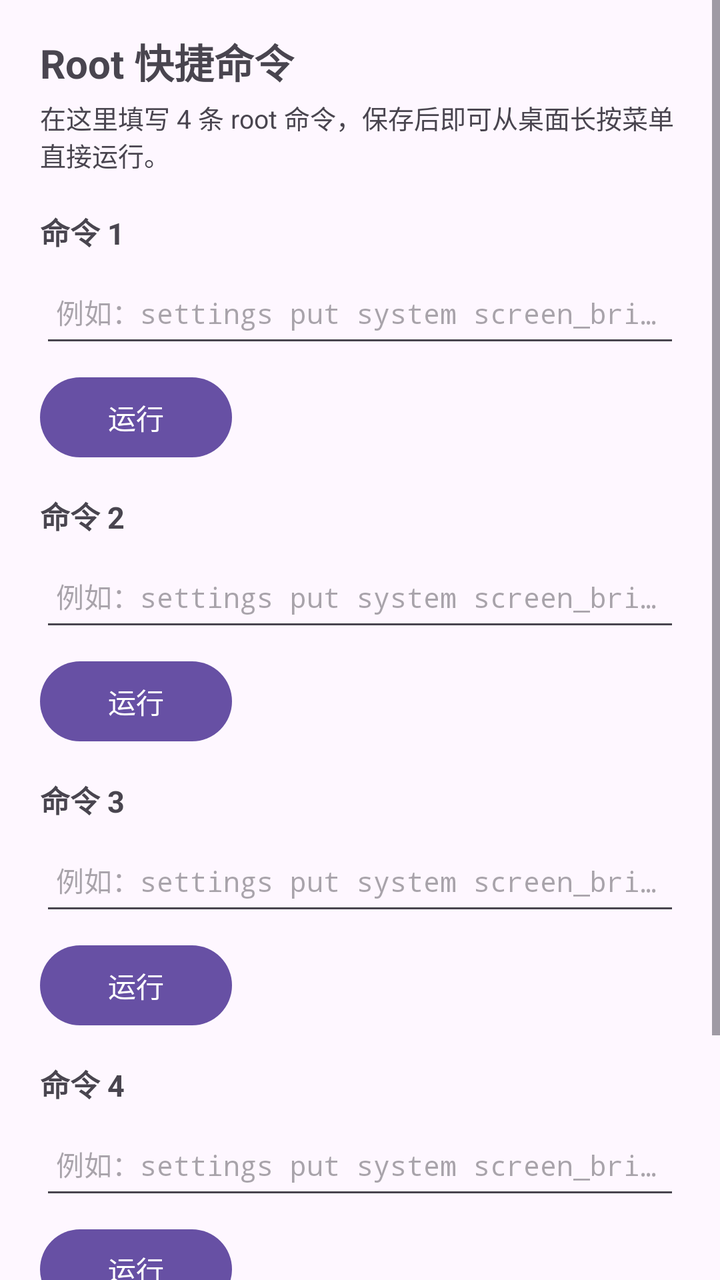
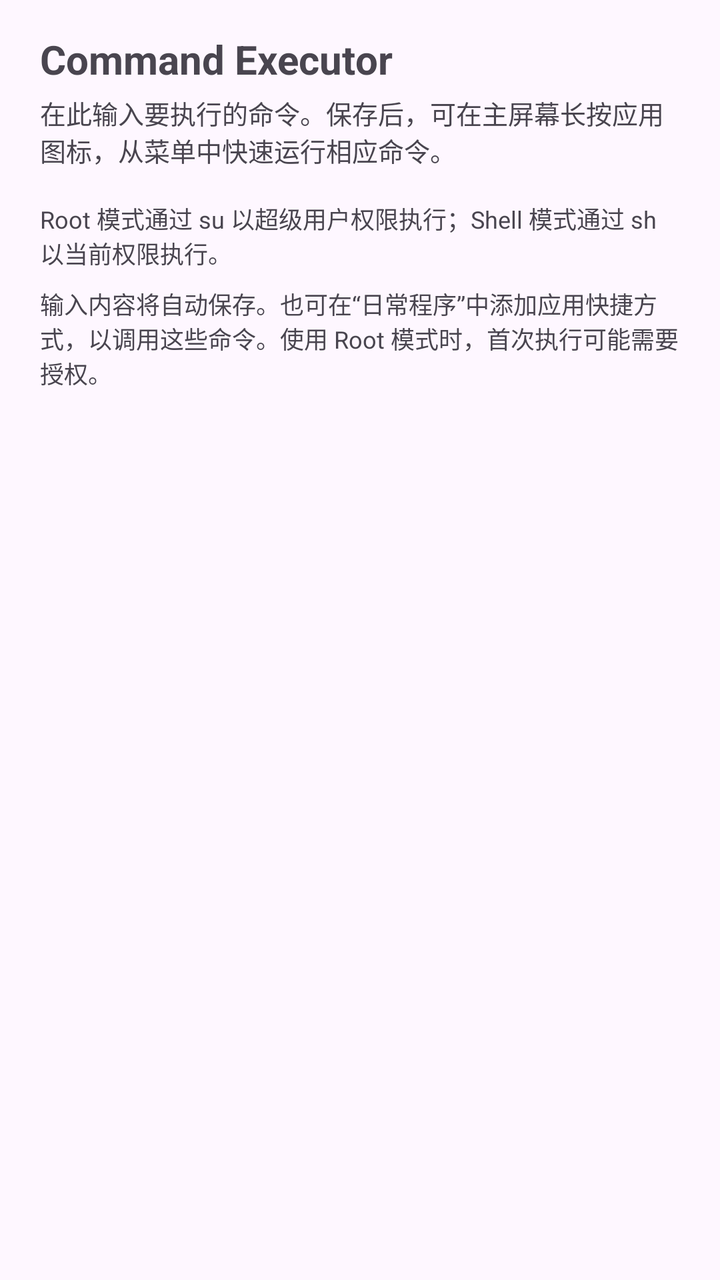

Two renders of the same Android screen: before a commit and after it. Below are the layout's source before the change and the commit's diff.
<!-- AndroidManifest.xml: application theme Theme.CmdExec -->
<!-- res/layout/activity_main.xml -->
<?xml version="1.0" encoding="utf-8"?>
<ScrollView xmlns:android="http://schemas.android.com/apk/res/android"
    xmlns:tools="http://schemas.android.com/tools"
    android:id="@+id/main"
    android:layout_width="match_parent"
    android:layout_height="match_parent"
    android:fillViewport="true"
    tools:context=".MainActivity">

    <LinearLayout
        android:layout_width="match_parent"
        android:layout_height="wrap_content"
        android:orientation="vertical"
        android:paddingStart="20dp"
        android:paddingTop="16dp"
        android:paddingEnd="20dp"
        android:paddingBottom="28dp">

        <TextView
            android:layout_width="match_parent"
            android:layout_height="wrap_content"
            android:text="@string/main_title"
            android:textSize="20sp"
            android:textStyle="bold" />

        <TextView
            android:layout_width="match_parent"
            android:layout_height="wrap_content"
            android:layout_marginTop="4dp"
            android:text="@string/main_subtitle"
            android:textSize="13sp" />

        <LinearLayout
            android:layout_width="match_parent"
            android:layout_height="wrap_content"
            android:layout_marginTop="18dp"
            android:orientation="vertical">

            <TextView
                android:layout_width="wrap_content"
                android:layout_height="wrap_content"
                android:text="@string/cmd_label_1"
                android:textSize="15sp"
                android:textStyle="bold" />

            <EditText
                android:id="@+id/edit_cmd0"
                android:layout_width="match_parent"
                android:layout_height="wrap_content"
                android:layout_marginTop="4dp"
                android:ellipsize="end"
                android:fontFamily="monospace"
                android:hint="@string/cmd_hint"
                android:inputType="textNoSuggestions"
                android:maxLines="1"
                android:minHeight="48dp"
                android:paddingStart="8dp"
                android:paddingEnd="8dp"
                android:textSize="14sp" />

            <LinearLayout
                android:layout_width="match_parent"
                android:layout_height="wrap_content"
                android:layout_marginTop="6dp"
                android:gravity="center_vertical"
                android:orientation="horizontal">

                <com.google.android.material.button.MaterialButton
                    android:id="@+id/btn_run0"
                    android:layout_width="wrap_content"
                    android:layout_height="wrap_content"
                    android:minWidth="96dp"
                    android:text="@string/btn_run" />

                <TextView
                    android:id="@+id/status_cmd0"
                    android:layout_width="0dp"
                    android:layout_height="wrap_content"
                    android:layout_marginStart="12dp"
                    android:layout_weight="1"
                    android:textSize="13sp" />
            </LinearLayout>
        </LinearLayout>

        <LinearLayout
            android:layout_width="match_parent"
            android:layout_height="wrap_content"
            android:layout_marginTop="14dp"
            android:orientation="vertical">

            <TextView
                android:layout_width="wrap_content"
                android:layout_height="wrap_content"
                android:text="@string/cmd_label_2"
                android:textSize="15sp"
                android:textStyle="bold" />

            <EditText
                android:id="@+id/edit_cmd1"
                android:layout_width="match_parent"
                android:layout_height="wrap_content"
                android:layout_marginTop="4dp"
                android:ellipsize="end"
                android:fontFamily="monospace"
                android:hint="@string/cmd_hint"
                android:inputType="textNoSuggestions"
                android:maxLines="1"
                android:minHeight="48dp"
                android:paddingStart="8dp"
                android:paddingEnd="8dp"
                android:textSize="14sp" />

            <LinearLayout
                android:layout_width="match_parent"
                android:layout_height="wrap_content"
                android:layout_marginTop="6dp"
                android:gravity="center_vertical"
                android:orientation="horizontal">

                <com.google.android.material.button.MaterialButton
                    android:id="@+id/btn_run1"
                    android:layout_width="wrap_content"
                    android:layout_height="wrap_content"
                    android:minWidth="96dp"
                    android:text="@string/btn_run" />

                <TextView
                    android:id="@+id/status_cmd1"
                    android:layout_width="0dp"
                    android:layout_height="wrap_content"
                    android:layout_marginStart="12dp"
                    android:layout_weight="1"
                    android:textSize="13sp" />
            </LinearLayout>
        </LinearLayout>

        <LinearLayout
            android:layout_width="match_parent"
            android:layout_height="wrap_content"
            android:layout_marginTop="14dp"
            android:orientation="vertical">

            <TextView
                android:layout_width="wrap_content"
                android:layout_height="wrap_content"
                android:text="@string/cmd_label_3"
                android:textSize="15sp"
                android:textStyle="bold" />

            <EditText
                android:id="@+id/edit_cmd2"
                android:layout_width="match_parent"
                android:layout_height="wrap_content"
                android:layout_marginTop="4dp"
                android:ellipsize="end"
                android:fontFamily="monospace"
                android:hint="@string/cmd_hint"
                android:inputType="textNoSuggestions"
                android:maxLines="1"
                android:minHeight="48dp"
                android:paddingStart="8dp"
                android:paddingEnd="8dp"
                android:textSize="14sp" />

            <LinearLayout
                android:layout_width="match_parent"
                android:layout_height="wrap_content"
                android:layout_marginTop="6dp"
                android:gravity="center_vertical"
                android:orientation="horizontal">

                <com.google.android.material.button.MaterialButton
                    android:id="@+id/btn_run2"
                    android:layout_width="wrap_content"
                    android:layout_height="wrap_content"
                    android:minWidth="96dp"
                    android:text="@string/btn_run" />

                <TextView
                    android:id="@+id/status_cmd2"
                    android:layout_width="0dp"
                    android:layout_height="wrap_content"
                    android:layout_marginStart="12dp"
                    android:layout_weight="1"
                    android:textSize="13sp" />
            </LinearLayout>
        </LinearLayout>

        <LinearLayout
            android:layout_width="match_parent"
            android:layout_height="wrap_content"
            android:layout_marginTop="14dp"
            android:orientation="vertical">

            <TextView
                android:layout_width="wrap_content"
                android:layout_height="wrap_content"
                android:text="@string/cmd_label_4"
                android:textSize="15sp"
                android:textStyle="bold" />

            <EditText
                android:id="@+id/edit_cmd3"
                android:layout_width="match_parent"
                android:layout_height="wrap_content"
                android:layout_marginTop="4dp"
                android:ellipsize="end"
                android:fontFamily="monospace"
                android:hint="@string/cmd_hint"
                android:inputType="textNoSuggestions"
                android:maxLines="1"
                android:minHeight="48dp"
                android:paddingStart="8dp"
                android:paddingEnd="8dp"
                android:textSize="14sp" />

            <LinearLayout
                android:layout_width="match_parent"
                android:layout_height="wrap_content"
                android:layout_marginTop="6dp"
                android:gravity="center_vertical"
                android:orientation="horizontal">

                <com.google.android.material.button.MaterialButton
                    android:id="@+id/btn_run3"
                    android:layout_width="wrap_content"
                    android:layout_height="wrap_content"
                    android:minWidth="96dp"
                    android:text="@string/btn_run" />

                <TextView
                    android:id="@+id/status_cmd3"
                    android:layout_width="0dp"
                    android:layout_height="wrap_content"
                    android:layout_marginStart="12dp"
                    android:layout_weight="1"
                    android:textSize="13sp" />
            </LinearLayout>
        </LinearLayout>

        <TextView
            android:layout_width="match_parent"
            android:layout_height="wrap_content"
            android:layout_marginTop="18dp"
            android:text="@string/main_note"
            android:textSize="12sp" />

    </LinearLayout>
</ScrollView>
<!-- resources referenced by this layout -->
<resources>
  <string name="btn_run">运行</string>
  <string name="cmd_hint">例如：settings put system screen_brightness 100</string>
  <string name="cmd_label_1">命令 1</string>
  <string name="cmd_label_2">命令 2</string>
  <string name="cmd_label_3">命令 3</string>
  <string name="cmd_label_4">命令 4</string>
  <string name="main_note">提示：输入内容会自动保存。回到桌面后长按本应用图标，即可看到“命令 1 ~ 4”菜单项，点击后会在后台通过 su 以 root 直接执行，不弹出任何界面；也可以在三星日常程序里添加“应用快捷方式”来调用这些菜单项。首次执行时 KernelSU 会弹出授权请求，请允许。</string>
  <string name="main_subtitle">在这里填写 4 条 root 命令，保存后即可从桌面长按菜单直接运行。</string>
  <string name="main_title">Root 快捷命令</string>
  <style name="Theme.CmdExec" parent="Base.Theme.CmdExec" />
  <style name="Base.Theme.CmdExec" parent="Theme.Material3.DayNight.NoActionBar">
          
          
      </style>
</resources>

<!-- the commit's change to res/layout/activity_main.xml (unified diff, before → after) -->
@@ -31,219 +31,23 @@
             android:textSize="13sp" />
 
         <LinearLayout
+            android:id="@+id/command_container"
             android:layout_width="match_parent"
             android:layout_height="wrap_content"
-            android:layout_marginTop="18dp"
-            android:orientation="vertical">
-
-            <TextView
-                android:layout_width="wrap_content"
-                android:layout_height="wrap_content"
-                android:text="@string/cmd_label_1"
-                android:textSize="15sp"
-                android:textStyle="bold" />
-
-            <EditText
-                android:id="@+id/edit_cmd0"
-                android:layout_width="match_parent"
-                android:layout_height="wrap_content"
-                android:layout_marginTop="4dp"
-                android:ellipsize="end"
-                android:fontFamily="monospace"
-                android:hint="@string/cmd_hint"
-                android:inputType="textNoSuggestions"
-                android:maxLines="1"
-                android:minHeight="48dp"
-                android:paddingStart="8dp"
-                android:paddingEnd="8dp"
-                android:textSize="14sp" />
-
-            <LinearLayout
-                android:layout_width="match_parent"
-                android:layout_height="wrap_content"
-                android:layout_marginTop="6dp"
-                android:gravity="center_vertical"
-                android:orientation="horizontal">
-
-                <com.google.android.material.button.MaterialButton
-                    android:id="@+id/btn_run0"
-                    android:layout_width="wrap_content"
-                    android:layout_height="wrap_content"
-                    android:minWidth="96dp"
-                    android:text="@string/btn_run" />
-
-                <TextView
-                    android:id="@+id/status_cmd0"
-                    android:layout_width="0dp"
-                    android:layout_height="wrap_content"
-                    android:layout_marginStart="12dp"
-                    android:layout_weight="1"
-                    android:textSize="13sp" />
-            </LinearLayout>
-        </LinearLayout>
-
-        <LinearLayout
-            android:layout_width="match_parent"
-            android:layout_height="wrap_content"
-            android:layout_marginTop="14dp"
-            android:orientation="vertical">
-
-            <TextView
-                android:layout_width="wrap_content"
-                android:layout_height="wrap_content"
-                android:text="@string/cmd_label_2"
-                android:textSize="15sp"
-                android:textStyle="bold" />
-
-            <EditText
-                android:id="@+id/edit_cmd1"
-                android:layout_width="match_parent"
-                android:layout_height="wrap_content"
-                android:layout_marginTop="4dp"
-                android:ellipsize="end"
-                android:fontFamily="monospace"
-                android:hint="@string/cmd_hint"
-                android:inputType="textNoSuggestions"
-                android:maxLines="1"
-                android:minHeight="48dp"
-                android:paddingStart="8dp"
-                android:paddingEnd="8dp"
-                android:textSize="14sp" />
-
-            <LinearLayout
-                android:layout_width="match_parent"
-                android:layout_height="wrap_content"
-                android:layout_marginTop="6dp"
-                android:gravity="center_vertical"
-                android:orientation="horizontal">
-
-                <com.google.android.material.button.MaterialButton
-                    android:id="@+id/btn_run1"
-                    android:layout_width="wrap_content"
-                    android:layout_height="wrap_content"
-                    android:minWidth="96dp"
-                    android:text="@string/btn_run" />
-
-                <TextView
-                    android:id="@+id/status_cmd1"
-                    android:layout_width="0dp"
-                    android:layout_height="wrap_content"
-                    android:layout_marginStart="12dp"
-                    android:layout_weight="1"
-                    android:textSize="13sp" />
-            </LinearLayout>
-        </LinearLayout>
-
-        <LinearLayout
-            android:layout_width="match_parent"
-            android:layout_height="wrap_content"
-            android:layout_marginTop="14dp"
-            android:orientation="vertical">
-
-            <TextView
-                android:layout_width="wrap_content"
-                android:layout_height="wrap_content"
-                android:text="@string/cmd_label_3"
-                android:textSize="15sp"
-                android:textStyle="bold" />
-
-            <EditText
-                android:id="@+id/edit_cmd2"
-                android:layout_width="match_parent"
-                android:layout_height="wrap_content"
-                android:layout_marginTop="4dp"
-                android:ellipsize="end"
-                android:fontFamily="monospace"
-                android:hint="@string/cmd_hint"
-                android:inputType="textNoSuggestions"
-                android:maxLines="1"
-                android:minHeight="48dp"
-                android:paddingStart="8dp"
-                android:paddingEnd="8dp"
-                android:textSize="14sp" />
-
-            <LinearLayout
-                android:layout_width="match_parent"
-                android:layout_height="wrap_content"
-                android:layout_marginTop="6dp"
-                android:gravity="center_vertical"
-                android:orientation="horizontal">
-
-                <com.google.android.material.button.MaterialButton
-                    android:id="@+id/btn_run2"
-                    android:layout_width="wrap_content"
-                    android:layout_height="wrap_content"
-                    android:minWidth="96dp"
-                    android:text="@string/btn_run" />
-
-                <TextView
-                    android:id="@+id/status_cmd2"
-                    android:layout_width="0dp"
-                    android:layout_height="wrap_content"
-                    android:layout_marginStart="12dp"
-                    android:layout_weight="1"
-                    android:textSize="13sp" />
-            </LinearLayout>
-        </LinearLayout>
-
-        <LinearLayout
-            android:layout_width="match_parent"
-            android:layout_height="wrap_content"
-            android:layout_marginTop="14dp"
-            android:orientation="vertical">
-
-            <TextView
-                android:layout_width="wrap_content"
-                android:layout_height="wrap_content"
-                android:text="@string/cmd_label_4"
-                android:textSize="15sp"
-                android:textStyle="bold" />
-
-            <EditText
-                android:id="@+id/edit_cmd3"
-                android:layout_width="match_parent"
-                android:layout_height="wrap_content"
-                android:layout_marginTop="4dp"
-                android:ellipsize="end"
-                android:fontFamily="monospace"
-                android:hint="@string/cmd_hint"
-                android:inputType="textNoSuggestions"
-                android:maxLines="1"
-                android:minHeight="48dp"
-                android:paddingStart="8dp"
-                android:paddingEnd="8dp"
-                android:textSize="14sp" />
-
-            <LinearLayout
-                android:layout_width="match_parent"
-                android:layout_height="wrap_content"
-                android:layout_marginTop="6dp"
-                android:gravity="center_vertical"
-                android:orientation="horizontal">
-
-                <com.google.android.material.button.MaterialButton
-                    android:id="@+id/btn_run3"
-                    android:layout_width="wrap_content"
-                    android:layout_height="wrap_content"
-                    android:minWidth="96dp"
-                    android:text="@string/btn_run" />
-
-                <TextView
-                    android:id="@+id/status_cmd3"
-                    android:layout_width="0dp"
-                    android:layout_height="wrap_content"
-                    android:layout_marginStart="12dp"
-                    android:layout_weight="1"
-                    android:textSize="13sp" />
-            </LinearLayout>
-        </LinearLayout>
+            android:orientation="vertical" />
 
         <TextView
             android:layout_width="match_parent"
             android:layout_height="wrap_content"
-            android:layout_marginTop="18dp"
+            android:layout_marginTop="16dp"
+            android:text="@string/mode_note"
+            android:textSize="12sp" />
+
+        <TextView
+            android:layout_width="match_parent"
+            android:layout_height="wrap_content"
+            android:layout_marginTop="8dp"
             android:text="@string/main_note"
             android:textSize="12sp" />
-
     </LinearLayout>
 </ScrollView>
<!-- resource entries referenced after the edit -->
@@ -1,14 +1,9 @@
 <!-- resources referenced by this layout -->
 <resources>
-  <string name="btn_run">运行</string>
-  <string name="cmd_hint">例如：settings put system screen_brightness 100</string>
-  <string name="cmd_label_1">命令 1</string>
-  <string name="cmd_label_2">命令 2</string>
-  <string name="cmd_label_3">命令 3</string>
-  <string name="cmd_label_4">命令 4</string>
-  <string name="main_note">提示：输入内容会自动保存。回到桌面后长按本应用图标，即可看到“命令 1 ~ 4”菜单项，点击后会在后台通过 su 以 root 直接执行，不弹出任何界面；也可以在三星日常程序里添加“应用快捷方式”来调用这些菜单项。首次执行时 KernelSU 会弹出授权请求，请允许。</string>
-  <string name="main_subtitle">在这里填写 4 条 root 命令，保存后即可从桌面长按菜单直接运行。</string>
-  <string name="main_title">Root 快捷命令</string>
+  <string name="main_note">输入内容将自动保存。也可在“日常程序”中添加应用快捷方式，以调用这些命令。使用 Root 模式时，首次执行可能需要授权。</string>
+  <string name="main_subtitle">在此输入要执行的命令。保存后，可在主屏幕长按应用图标，从菜单中快速运行相应命令。</string>
+  <string name="main_title">Command Executor</string>
+  <string name="mode_note">Root 模式通过 su 以超级用户权限执行；Shell 模式通过 sh 以当前权限执行。</string>
   <style name="Theme.CmdExec" parent="Base.Theme.CmdExec" />
   <style name="Base.Theme.CmdExec" parent="Theme.Material3.DayNight.NoActionBar">
           
